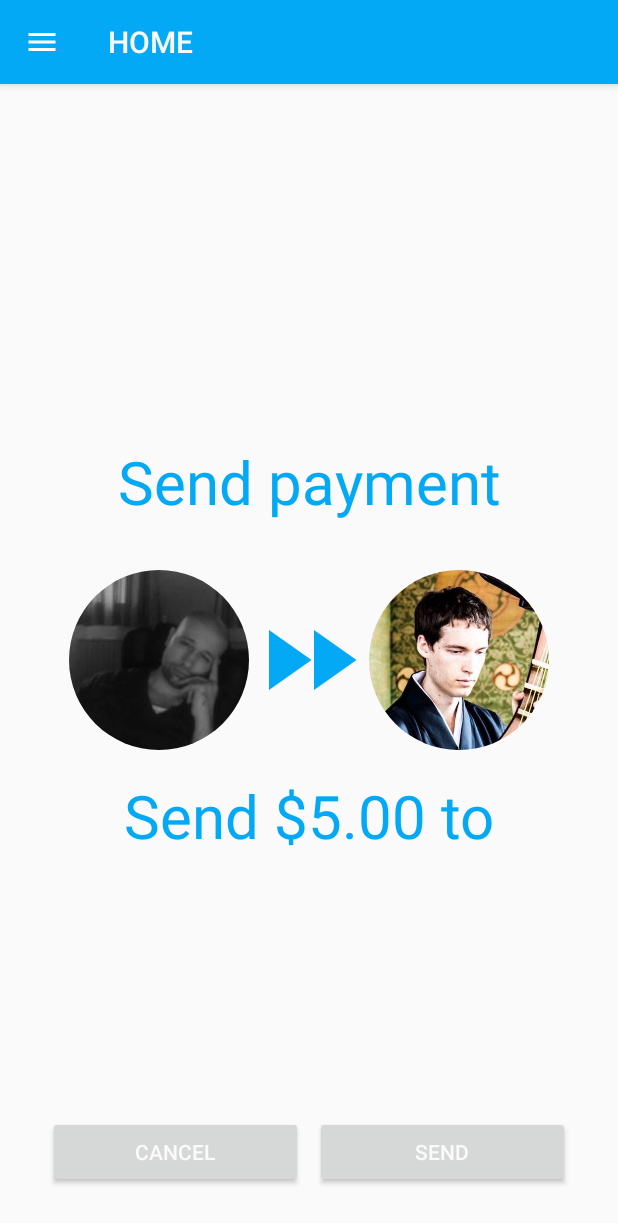
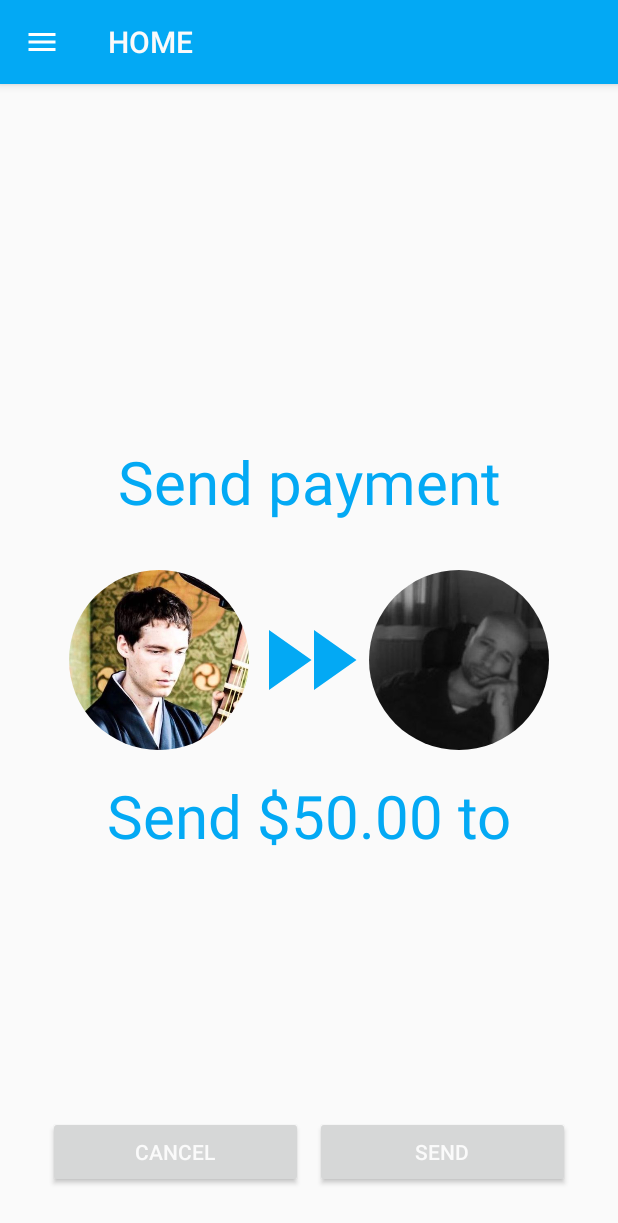
Before and after one commit to kobaken0029/katyusha-android, an Android app: the fragment ConfirmTransactionFragment placed in its activity, on a phone screen of 412 x 824 dp. Shown: the top 1223 px of the screen. Run offline under Robolectric (Android 15) with nearby library versions, the phone set to English and light mode, and no system bars; our stand-ins replace CircleImageView, data binding; libraries missing offline, so code that uses them is left out: io.soramitsu.irohaandroid, retrofit2.adapter.rxjava, rx.android.schedulers, rx.schedulers; plain views replace AutofitTextView, FButton; pictures from the network do not load; 7 statements that could not run were skipped.

```diff
--- a/app/src/main/java/soramitsu/io/katyusha/ConfirmTransactionFragment.java
+++ b/app/src/main/java/soramitsu/io/katyusha/ConfirmTransactionFragment.java
@@ -8,9 +8,6 @@ import android.support.v4.app.Fragment;
 import android.view.LayoutInflater;
 import android.view.View;
 import android.view.ViewGroup;
-
-import com.bumptech.glide.Glide;
-import com.bumptech.glide.request.target.GlideDrawableImageViewTarget;
 
 import java.util.Timer;
 import java.util.TimerTask;
@@ -75,6 +72,9 @@ public class ConfirmTransactionFragment extends Fragment {
 
                                                 final SuccessDialog successDialog = new SuccessDialog(getLayoutInflater(savedInstanceState));
                                                 successDialog.show(getActivity(), responseObject.message, vv -> {
+
+                                                    ((Katyusha) getActivity().getApplication()).getUserInfo().amount -= 50;
+
                                                     successDialog.hide();
                                                     navigator.gotoTransaction();
                                                 });
--- a/app/src/main/java/soramitsu/io/katyusha/QRCodeGenerator.java
+++ b/app/src/main/java/soramitsu/io/katyusha/util/QRCodeGenerator.java
@@ -1,4 +1,4 @@
-package soramitsu.io.katyusha;
+package soramitsu.io.katyusha.util;
 
 import android.graphics.Bitmap;
 import android.graphics.Color;
--- a/app/src/main/res/layout/fragment_confirm_transaction.xml
+++ b/app/src/main/res/layout/fragment_confirm_transaction.xml
@@ -1,7 +1,6 @@
 <?xml version="1.0" encoding="utf-8"?>
 <layout xmlns:android="http://schemas.android.com/apk/res/android"
-    xmlns:fbutton="http://schemas.android.com/apk/res-auto"
-    xmlns:tools="http://schemas.android.com/tools">
+    xmlns:fbutton="http://schemas.android.com/apk/res-auto">
 
     <RelativeLayout
         android:layout_width="match_parent"
@@ -19,7 +18,7 @@
                 android:id="@+id/sender_icon"
                 android:layout_width="120dp"
                 android:layout_height="120dp"
-                android:src="@drawable/tony" />
+                android:src="@drawable/takemiya" />
 
             <ImageView
                 android:id="@+id/forward"
@@ -34,7 +33,7 @@
                 android:layout_width="120dp"
                 android:layout_height="120dp"
                 android:layout_toEndOf="@id/forward"
-                android:src="@drawable/takemiya" />
+                android:src="@drawable/tony" />
 
         </RelativeLayout>
 
@@ -59,7 +58,7 @@
             android:layout_marginTop="16dp"
             android:gravity="center"
             android:maxLines="1"
-            android:text="Send $5.00 to Makoto"
+            android:text="Send $50.00 to Tony"
             android:textColor="@color/colorPrimary"
             android:textSize="40sp" />
 
```
Also changed, not shown: app/src/main/java/soramitsu/io/katyusha/Katyusha.java (+12 -0 lines), app/src/main/java/soramitsu/io/katyusha/ReceiveFragment.java (+4 -3 lines).
